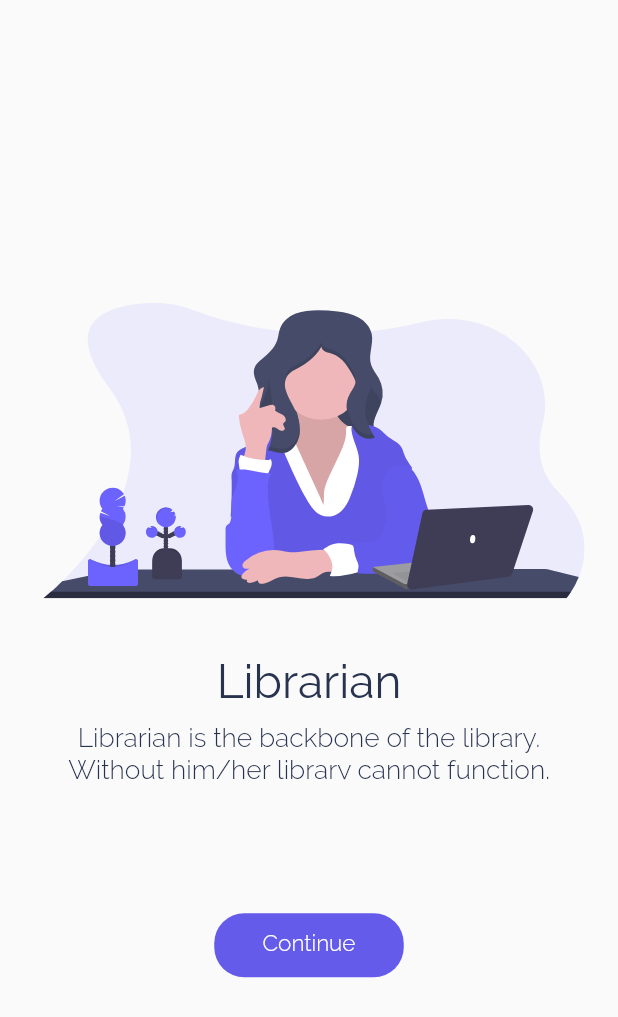
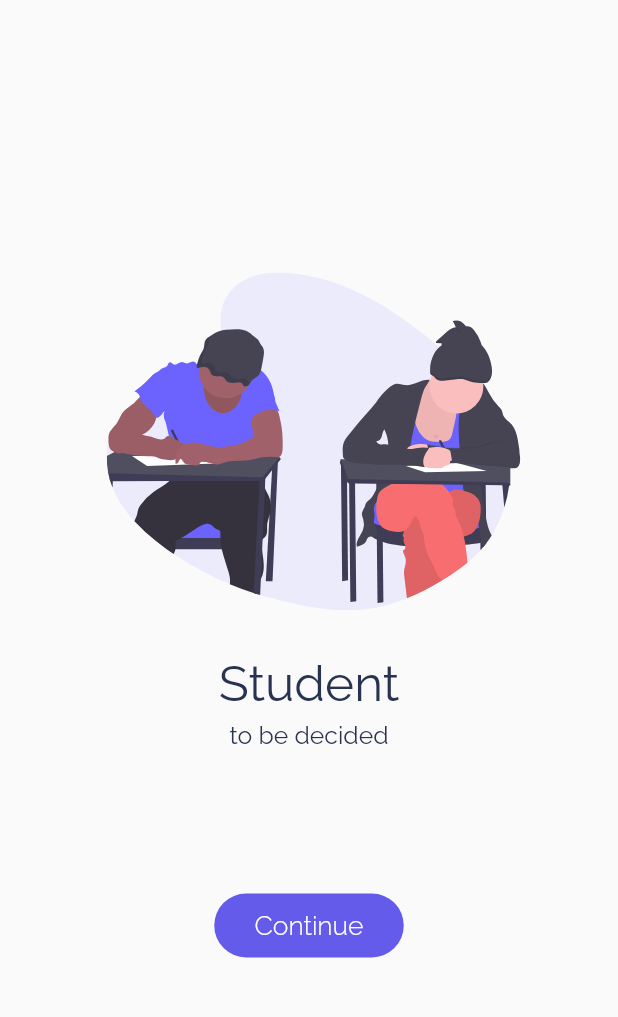
Before and after one commit to richikchanda1999/Library-Management-Software, a Flutter app: the screen it shows after launch, on a phone screen of 412 x 824 dp. Shown: the top 1017 px of the screen. Run offline on Flutter 3.47's test engine with Material 2 defaults, Android fonts, the phone set to English and light mode, and no system bars; our stand-ins replace flutter_screenutil, flutter_svg.

Commit message:
Student Intro page completed

```diff
--- a/lib/UI/mansi.dart
+++ b/lib/UI/mansi.dart
@@ -24,56 +24,57 @@ class MyScaffold extends StatelessWidget {
 //        ),
       body: Stack(
         children: <Widget>[
-          Positioned(
-              top: h(179),
-              left: w(58),
-              height: h(212),
-              width: w(259.51),
-              child: SvgPicture.asset('assets/undraw_exams_g4ow.svg',
-                height: h(212),
-                width: w(259.51),)
+          MyStackWidget(
+              top: 179,
+              start: 58,
+              height: 212,
+              width: 259.51,
+              child: SvgPicture.asset(
+                'assets/undraw_exams_g4ow.svg',
+                //height: h(212),
+                //width: w(259.51),
+              )),
+          MyStackWidget(
+              top: 430,
+              start: 130,
+              height: 33,
+              end: 130,
+              child: Text("Student",
+                  textAlign: TextAlign.center,
+                  style: TextStyle(
+                      color: Color(0xff283350),
+                      fontFamily: "Raleway",
+                      fontSize: sp(30)))),
+          MyStackWidget(
+              top: 474,
+              start: 44,
+              height: 38,
+              end: 44,
+              child: Text("to be decided",
+                  textAlign: TextAlign.center,
+                  style: TextStyle(
+                      color: Color(0xff283350),
+                      fontFamily: "Raleway",
+                      fontSize: sp(15)))),
+          MyStackWidget(
+            top: 587,
+            start: 130,
+            height: 32,
+            end: 130,
+            child: Container(
+                alignment: Alignment.center,
+                decoration: ShapeDecoration(
+                    shape: RoundedRectangleBorder(
+                      borderRadius: BorderRadius.all(Radius.circular(30.0)),
+                    ),
+                    color: Color(0xff645beb)),
+                child: Text("Continue",
+                    textAlign: TextAlign.center,
+                    style: TextStyle(
+                        color: Colors.white,
+                        fontSize: sp(16),
+                        fontFamily: "Raleway Light"))),
           ),
-          Positioned(
-              top:h(430),
-              left:w(137),
-              height: h(33),
-              right: w(137),
-              child: Text("Student", textAlign: TextAlign.center,
-                  style: TextStyle(color: Color(0xff283350),
-                      fontStyle: FontStyle.normal,
-                      fontSize: 30)
-              )
-          ),
-          Positioned(
-              top:h(474),
-              left:w(44),
-              height: h(38),
-              right: w(44),
-              child: Text("to be decided", textAlign: TextAlign.center,
-                  style: TextStyle(color: Color(0xff283350),
-                      fontStyle: FontStyle.normal,
-                      fontSize: 16
-                   )
-              )
-          ),
-          Positioned(
-            top:h(587),
-            left:w(130),
-            height:h(44),
-            right:w(130),
-            child: Container(
-              child: Text('Continue', textAlign: TextAlign.center,
-                  style: TextStyle(color: Colors.white,
-                  fontSize: 12)
-            ),
-            decoration: BoxDecoration(color: Color(0xff645BEB),
-            borderRadius: new BorderRadius.only(
-                topLeft:  const  Radius.circular(30.0),
-                topRight: const  Radius.circular(30.0),
-                bottomLeft: const Radius.circular(30.0),
-                bottomRight: const Radius.circular(30.0))
-            ),
-          )),
         ],
       ),
     );
--- a/lib/UI/sohan.dart
+++ b/lib/UI/sohan.dart
@@ -76,7 +76,7 @@ class MyScaffold extends StatelessWidget {
                   textAlign: TextAlign.center,
                   style: TextStyle(
                       color: Colors.white,
-                      fontSize: 15,
+                      fontSize: sp(18),
                       fontFamily: "Raleway Light"))),
         ),
       ]),
--- a/lib/main.dart
+++ b/lib/main.dart
@@ -1,6 +1,6 @@
 import 'package:flutter/material.dart';
 import 'UI/sohan.dart' as sohan;
-import 'UI/mansi.dart';
+import 'UI/mansi.dart' as mansi;
 
 class Main extends StatelessWidget {
   @override
@@ -19,4 +19,4 @@ class MyScaffold extends StatelessWidget {
   }
 }
 
-void main() => runApp(sohan.MyApp());
+void main() => runApp(mansi.MyApp());
```
